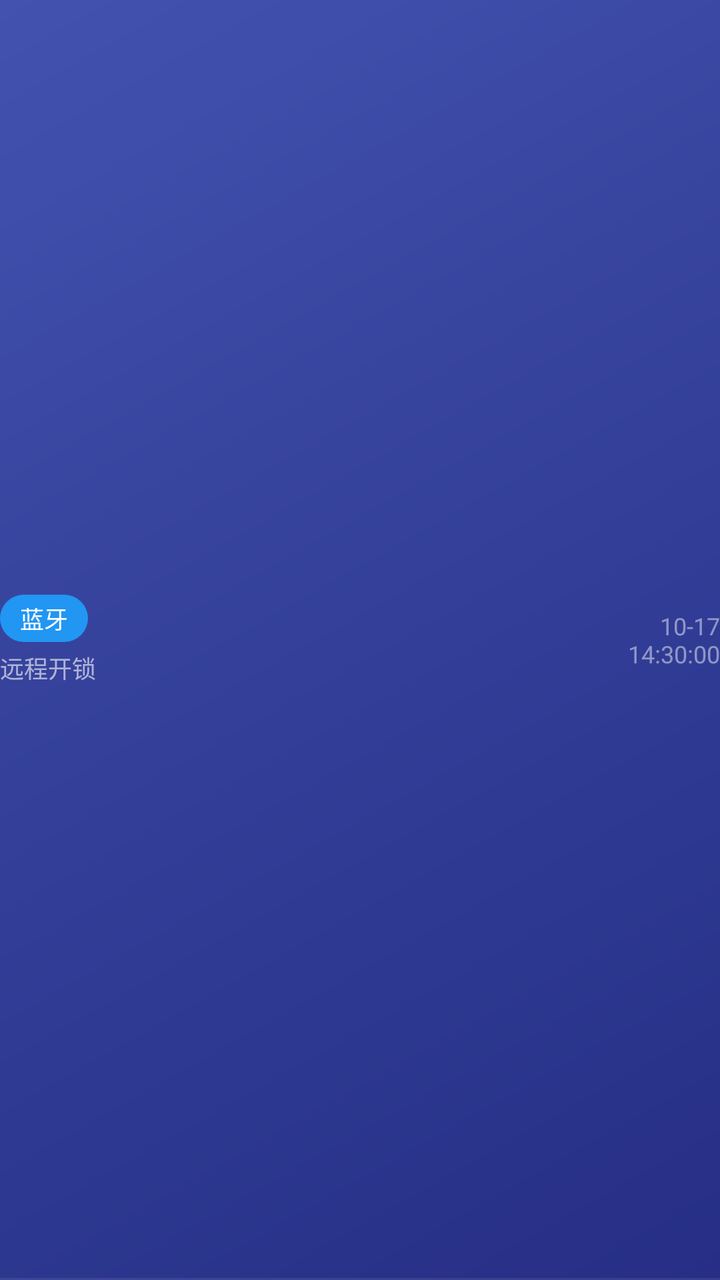
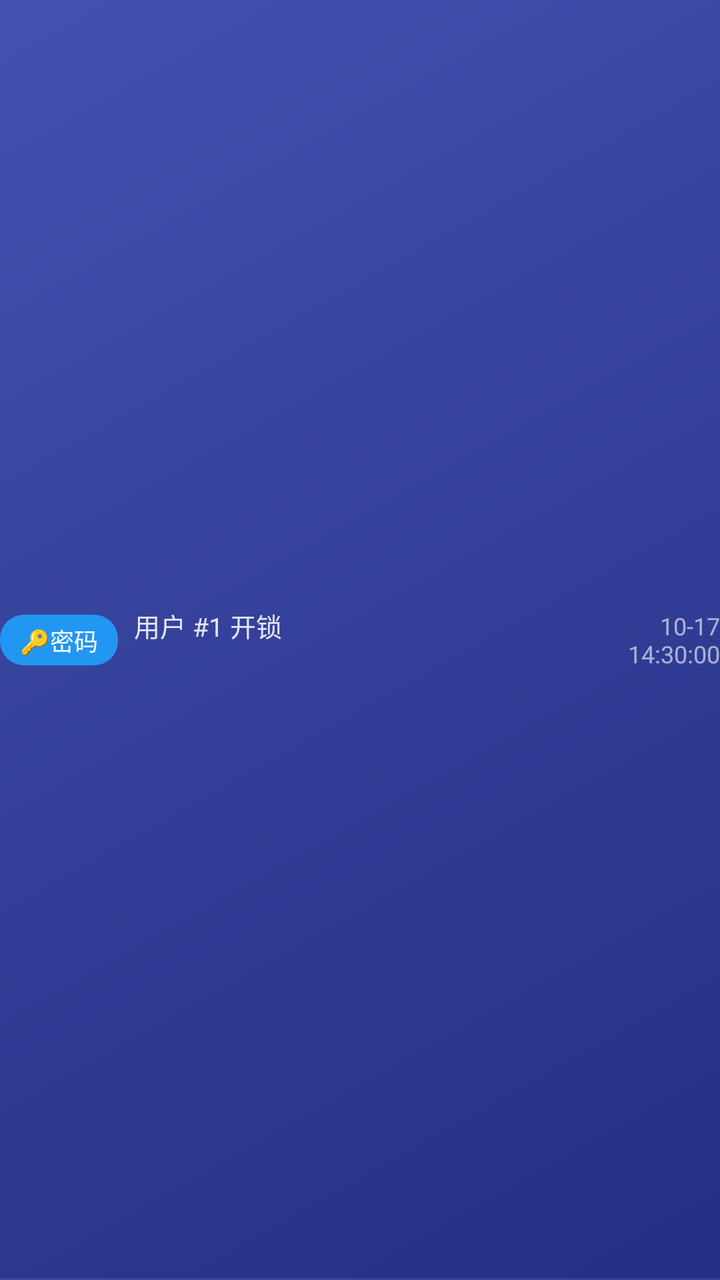

Two renders of the same Android screen: before a commit and after it. Below are the layout's source before the change and the commit's diff.
<!-- AndroidManifest.xml: application theme Theme.SmartLock -->
<!-- res/layout/item_record.xml -->
<?xml version="1.0" encoding="utf-8"?>
<LinearLayout xmlns:android="http://schemas.android.com/apk/res/android"
    android:layout_width="match_parent"
    android:layout_height="wrap_content"
    android:orientation="horizontal"
    android:gravity="center_vertical"
    android:paddingTop="10dp"
    android:paddingBottom="10dp"
    android:background="@drawable/bg_record_item">

    <LinearLayout
        android:layout_width="0dp"
        android:layout_height="wrap_content"
        android:layout_weight="1"
        android:orientation="vertical">

        <TextView
            android:id="@+id/tv_tag"
            android:layout_width="wrap_content"
            android:layout_height="wrap_content"
            android:text="蓝牙"
            android:textSize="12sp"
            android:textColor="#FFFFFF"
            android:paddingStart="10dp"
            android:paddingEnd="10dp"
            android:paddingTop="3dp"
            android:paddingBottom="3dp"
            android:background="@drawable/bg_tag_blue"/>

        <TextView
            android:id="@+id/tv_detail"
            android:layout_width="wrap_content"
            android:layout_height="wrap_content"
            android:layout_marginTop="4dp"
            android:text="远程开锁"
            android:textSize="12sp"
            android:textColor="#99FFFFFF"/>
    </LinearLayout>

    <TextView
        android:id="@+id/tv_time"
        android:layout_width="wrap_content"
        android:layout_height="wrap_content"
        android:text="10-17\n14:30:00"
        android:textSize="12sp"
        android:textColor="#77FFFFFF"
        android:gravity="end"/>
</LinearLayout>
<!-- resources referenced by this layout -->
<resources>
  <!-- drawable bg_record_item (drawable) -->
  <?xml version="1.0" encoding="utf-8"?>
  <layer-list xmlns:android="http://schemas.android.com/apk/res/android">
      <item>
          <shape android:shape="rectangle">
              <solid android:color="#0DFFFFFF"/>
          </shape>
      </item>
      <item android:gravity="bottom">
          <shape android:shape="rectangle">
              <size android:height="1dp"/>
              <solid android:color="#14FFFFFF"/>
          </shape>
      </item>
  </layer-list>
  <!-- drawable bg_tag_blue (drawable) -->
  <?xml version="1.0" encoding="utf-8"?>
  <shape xmlns:android="http://schemas.android.com/apk/res/android"
      android:shape="rectangle">
      <solid android:color="#2196F3"/>
      <corners android:radius="12dp"/>
  </shape>
  <style name="Theme.SmartLock" parent="Theme.MaterialComponents.NoActionBar">
          <item name="colorPrimary">@color/primary</item>
          <item name="colorPrimaryDark">@color/primary_dark</item>
          <item name="colorAccent">@color/accent</item>
          <item name="android:windowBackground">@drawable/bg_gradient</item>
          <item name="android:statusBarColor">@android:color/transparent</item>
          <item name="android:navigationBarColor">#CC000000</item>
      </style>
  <color name="primary">#1A237E</color>
  <color name="primary_dark">#0D1642</color>
  <color name="accent">#4CAF50</color>
  <!-- drawable bg_gradient (drawable) -->
  <?xml version="1.0" encoding="utf-8"?>
  <shape xmlns:android="http://schemas.android.com/apk/res/android"
      android:shape="rectangle">
      <gradient
          android:startColor="#1A237E"
          android:centerColor="#283593"
          android:endColor="#3949AB"
          android:angle="135"/>
  </shape>
</resources>

<!-- the commit's change to res/layout/item_record.xml (unified diff, before → after) -->
@@ -8,33 +8,41 @@
     android:paddingBottom="10dp"
     android:background="@drawable/bg_record_item">
 
+    <TextView
+        android:id="@+id/tv_tag"
+        android:layout_width="wrap_content"
+        android:layout_height="wrap_content"
+        android:text="🔑密码"
+        android:textSize="12sp"
+        android:textColor="#FFFFFF"
+        android:paddingStart="10dp"
+        android:paddingEnd="10dp"
+        android:paddingTop="4dp"
+        android:paddingBottom="4dp"
+        android:background="@drawable/bg_tag_blue"/>
+
     <LinearLayout
         android:layout_width="0dp"
         android:layout_height="wrap_content"
         android:layout_weight="1"
+        android:layout_marginStart="8dp"
         android:orientation="vertical">
-
-        <TextView
-            android:id="@+id/tv_tag"
-            android:layout_width="wrap_content"
-            android:layout_height="wrap_content"
-            android:text="蓝牙"
-            android:textSize="12sp"
-            android:textColor="#FFFFFF"
-            android:paddingStart="10dp"
-            android:paddingEnd="10dp"
-            android:paddingTop="3dp"
-            android:paddingBottom="3dp"
-            android:background="@drawable/bg_tag_blue"/>
 
         <TextView
             android:id="@+id/tv_detail"
             android:layout_width="wrap_content"
             android:layout_height="wrap_content"
-            android:layout_marginTop="4dp"
-            android:text="远程开锁"
-            android:textSize="12sp"
-            android:textColor="#99FFFFFF"/>
+            android:text="用户 #1 开锁"
+            android:textSize="13sp"
+            android:textColor="#DDFFFFFF"/>
+
+        <TextView
+            android:id="@+id/tv_user_id"
+            android:layout_width="wrap_content"
+            android:layout_height="wrap_content"
+            android:text=""
+            android:textSize="11sp"
+            android:textColor="#77FFFFFF"/>
     </LinearLayout>
 
     <TextView
@@ -43,6 +51,6 @@
         android:layout_height="wrap_content"
         android:text="10-17\n14:30:00"
         android:textSize="12sp"
-        android:textColor="#77FFFFFF"
+        android:textColor="#99FFFFFF"
         android:gravity="end"/>
 </LinearLayout>
